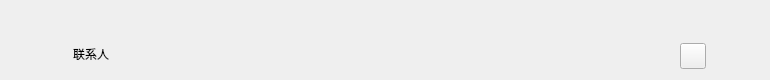
Before: the Qt Designer form LNKWallet/contact/ContactBriefWidget.ui in HcashOrg/hx-indicator, drawn with Qt 5.
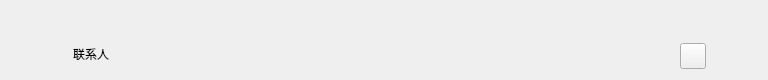
After: the same form once the commit is applied.

Diff of the .ui file:
```diff
--- a/LNKWallet/contact/ContactBriefWidget.ui
+++ b/LNKWallet/contact/ContactBriefWidget.ui
@@ -6,7 +6,7 @@
    <rect>
     <x>0</x>
     <y>0</y>
-    <width>770</width>
+    <width>768</width>
     <height>80</height>
    </rect>
   </property>
```
